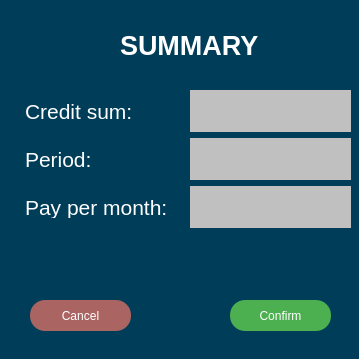
Qt form modules/view/creditwidget.ui (ZhekLu/financial-system) before a commit.
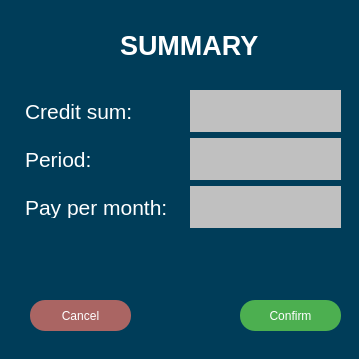
The same form after that commit.

Commit message: Credit widget base

```diff
--- a/modules/view/creditwidget.ui
+++ b/modules/view/creditwidget.ui
@@ -89,7 +89,7 @@
     <widget class="QPushButton" name="confirm_inf_but">
      <property name="geometry">
       <rect>
-       <x>230</x>
+       <x>240</x>
        <y>300</y>
        <width>101</width>
        <height>31</height>
@@ -129,7 +129,7 @@
       <rect>
        <x>10</x>
        <y>90</y>
-       <width>341</width>
+       <width>331</width>
        <height>138</height>
       </rect>
      </property>
```
Left out of the diff: 448 changed lines with no effect on the pictures. The commit also changes 2 other files.
